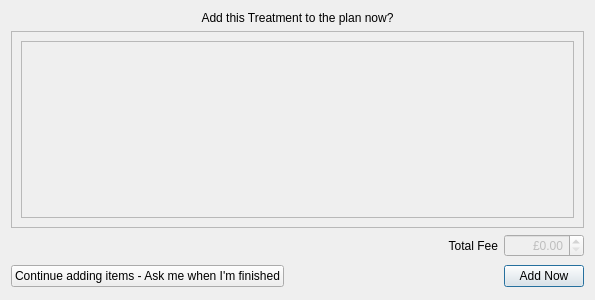
Before: the Qt Designer form qt-designer/addToothTreatment.ui in rowinggolfer/openmolar1, drawn with Qt 5.
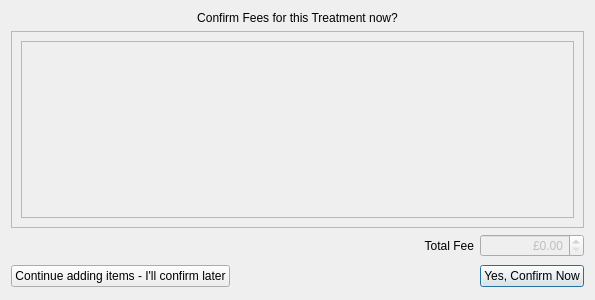
After: the same form once the commit is applied.

```diff
--- a/qt-designer/addToothTreatment.ui
+++ b/qt-designer/addToothTreatment.ui
@@ -16,7 +16,7 @@
    <item row="0" column="0" colspan="3" >
     <widget class="QLabel" name="label" >
      <property name="text" >
-      <string>Add this Treatment to the plan now?</string>
+      <string>Confirm Fees for this Treatment now?</string>
      </property>
      <property name="alignment" >
       <set>Qt::AlignCenter</set>
@@ -80,14 +80,14 @@
    <item row="3" column="2" >
     <widget class="QPushButton" name="yes_pushButton" >
      <property name="text" >
-      <string>Add Now</string>
+      <string>Yes, Confirm Now</string>
      </property>
     </widget>
    </item>
    <item row="3" column="0" >
     <widget class="QPushButton" name="later_pushButton" >
      <property name="text" >
-      <string>Continue adding items - Ask me when I'm finished</string>
+      <string>Continue adding items - I'll confirm later</string>
      </property>
     </widget>
    </item>
```
